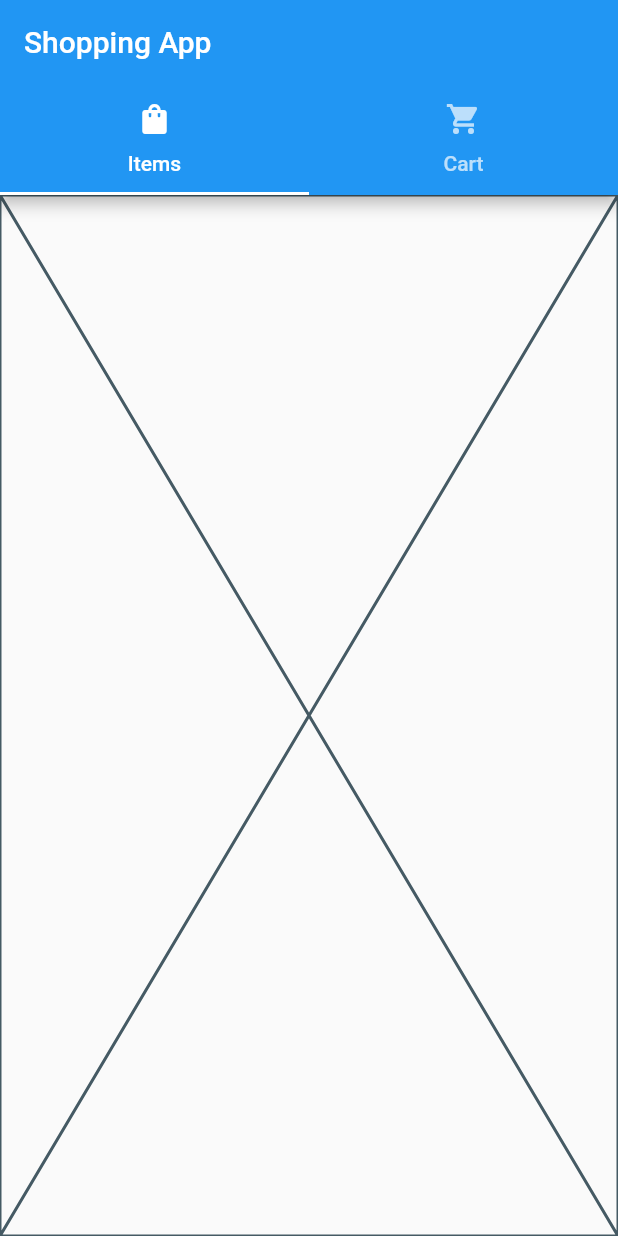
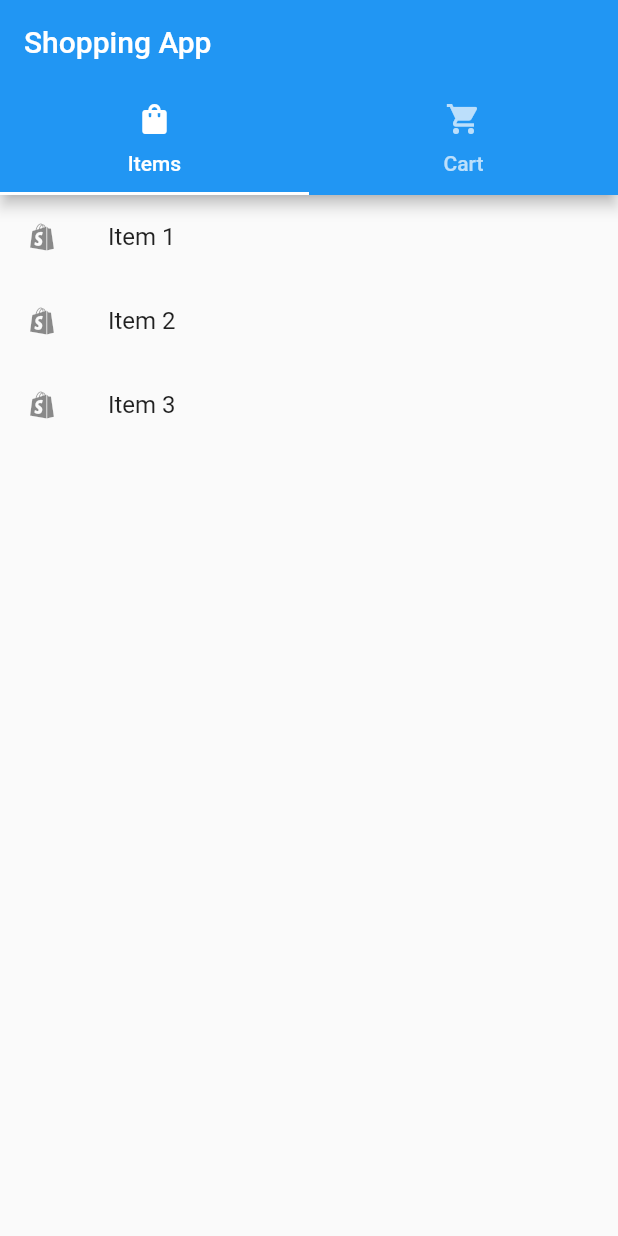
Before and after one commit to purdueflutter/state_mgmt_workshop, a Flutter app: the screen it shows after launch, on a phone screen of 412 x 824 dp. Run offline on Flutter 3.47's test engine with Material 2 defaults, Android fonts, the light colour scheme and no system bars; our stand-ins replace bloc, flutter_bloc.

Commit message:
create items bloc

```diff
--- /dev/null
+++ b/lib/items_bloc/items_bloc.dart
@@ -0,0 +1,18 @@
+import 'package:bloc/bloc.dart';
+import 'package:meta/meta.dart';
+import 'package:state_mgmt_workshop/item_model.dart';
+import 'package:state_mgmt_workshop/items_dataprovider.dart';
+
+part 'items_event.dart';
+part 'items_state.dart';
+
+class ItemsBloc extends Bloc<ItemsEvent, ItemsState> {
+  final ItemsDataProvider db;
+
+  ItemsBloc(this.db) : super(ItemsState(db.getItems())) {
+    on<ItemAddEvent>((event, emit) {
+      db.addItem(event.item);
+      emit(ItemsState(db.getItems()));
+    });
+  }
+}
--- /dev/null
+++ b/lib/items_bloc/items_event.dart
@@ -0,0 +1,10 @@
+part of 'items_bloc.dart';
+
+@immutable
+abstract class ItemsEvent {}
+
+class ItemAddEvent extends ItemsEvent {
+  final Item item;
+
+  ItemAddEvent(this.item);
+}
--- /dev/null
+++ b/lib/items_bloc/items_state.dart
@@ -0,0 +1,8 @@
+part of 'items_bloc.dart';
+
+@immutable
+class ItemsState {
+  final List<Item> items;
+
+  const ItemsState(this.items);
+}
--- a/lib/items_page.dart
+++ b/lib/items_page.dart
@@ -1,10 +1,25 @@
 import 'package:flutter/material.dart';
+import 'package:flutter_bloc/flutter_bloc.dart';
+
+import 'items_bloc/items_bloc.dart';
 
 class ItemsPage extends StatelessWidget {
   const ItemsPage({super.key});
 
   @override
   Widget build(BuildContext context) {
-    return const Placeholder();
+    return BlocBuilder<ItemsBloc, ItemsState>(
+      builder: (context, state) {
+        return ListView.builder(
+          itemCount: state.items.length,
+          itemBuilder: (context, index) {
+            return ListTile(
+              leading: Icon(Icons.shopify_outlined),
+              title: Text(state.items[index].name),
+            );
+          },
+        );
+      },
+    );
   }
 }
--- a/lib/main.dart
+++ b/lib/main.dart
@@ -1,6 +1,10 @@
 import 'package:flutter/material.dart';
+import 'package:flutter_bloc/flutter_bloc.dart';
+import 'package:state_mgmt_workshop/items_bloc/items_bloc.dart';
+import 'package:state_mgmt_workshop/items_dataprovider.dart';
 
 import 'home_page.dart';
+import 'item_model.dart';
 
 void main() {
   runApp(const MyApp());
@@ -11,12 +15,23 @@ class MyApp extends StatelessWidget {
 
   @override
   Widget build(BuildContext context) {
-    return MaterialApp(
-      title: 'Shopping App',
-      theme: ThemeData(
-        primarySwatch: Colors.blue,
+    return RepositoryProvider(
+      create: (context) => ItemsDataProvider()
+        ..addItem(Item("Item 1"))
+        ..addItem(Item("Item 2"))
+        ..addItem(Item("Item 3")),
+      child: BlocProvider(
+        create: (context) => ItemsBloc(
+          RepositoryProvider.of<ItemsDataProvider>(context),
+        ),
+        child: MaterialApp(
+          title: 'Shopping App',
+          theme: ThemeData(
+            primarySwatch: Colors.blue,
+          ),
+          home: HomePage(),
+        ),
       ),
-      home: HomePage(),
     );
   }
 }
```
Also changed, not shown: pubspec.yaml (+1 -6 lines), pubspec.lock.
